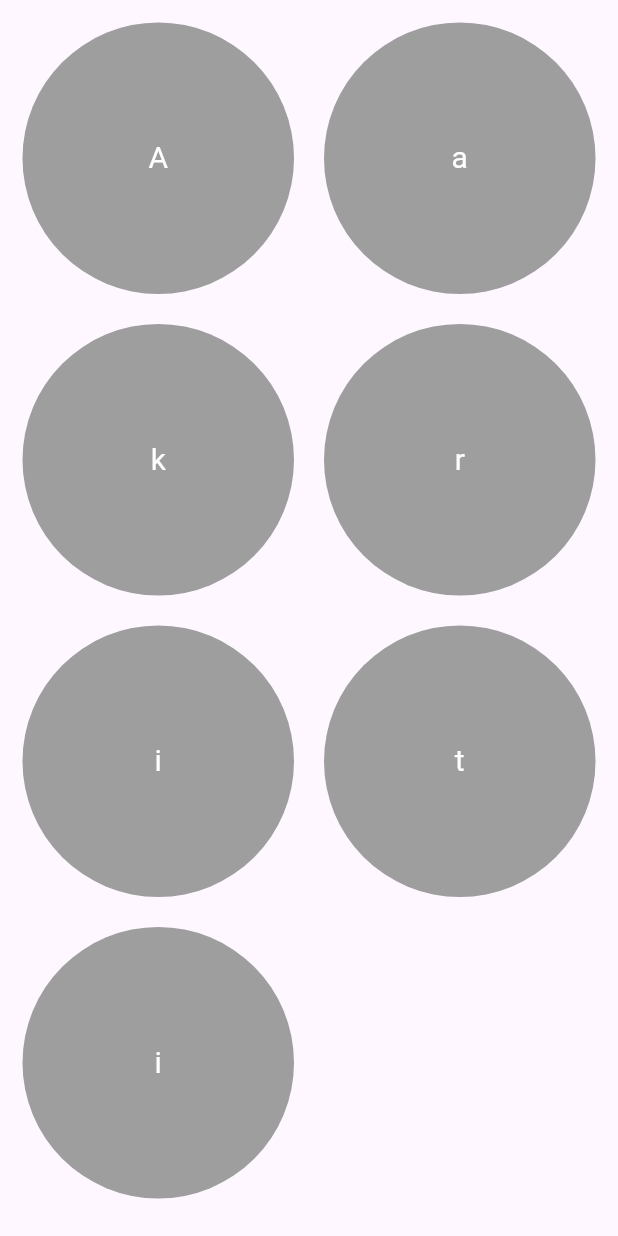
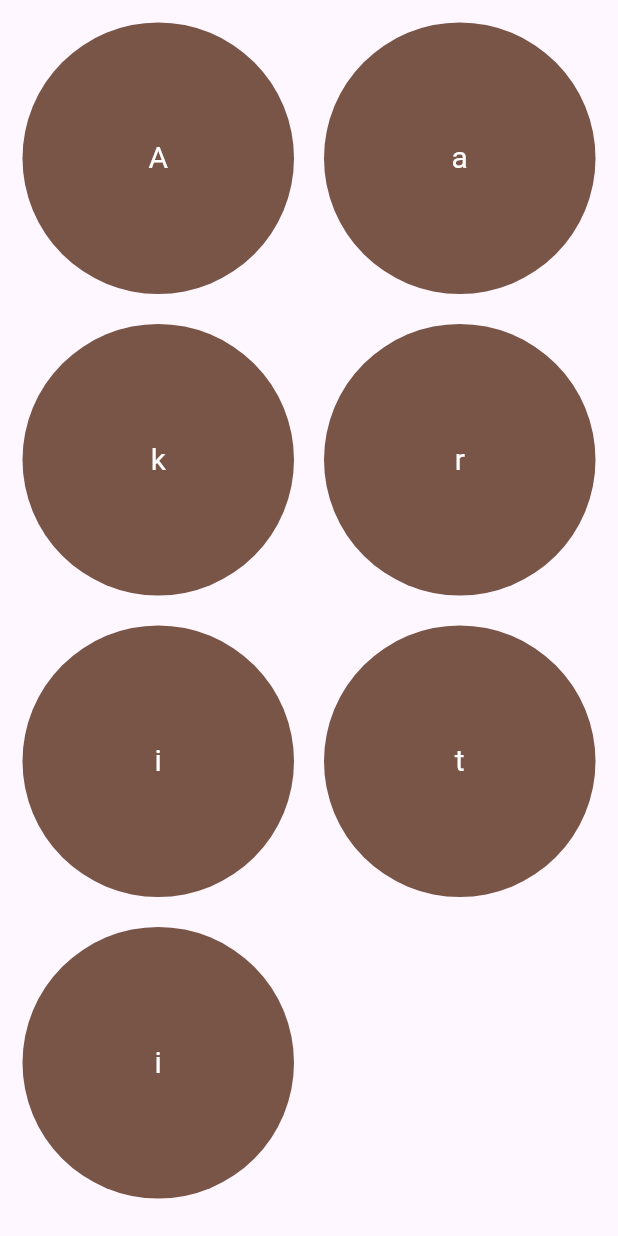
Before and after one commit to AakritiSedhai/Kiran-sir, a Flutter app: the screen it shows after launch, on a phone screen of 412 x 824 dp. Run offline on Flutter 3.47's test engine with Material 3 defaults, Android fonts, the phone set to English and light mode, and no system bars.

Commit message:
second commit

```diff
--- a/class-test/class_test/lib/common/my_button.dart
+++ b/class-test/class_test/lib/common/my_button.dart
@@ -34,7 +34,7 @@ class _MyButtonWidgetState extends State<MyButtonWidget> {
           margin: const EdgeInsets.all(5),
           decoration: BoxDecoration(
             borderRadius: BorderRadius.circular(100),
-            color: isColored ? Colors.blue : Colors.grey,
+            color: isColored ? Colors.yellow : Colors.brown,
           ),
           child: Center(
             child: Text(
--- a/class-test/class_test/lib/screen/splash_screen.dart
+++ b/class-test/class_test/lib/screen/splash_screen.dart
@@ -1,6 +1,4 @@
-
 import 'dart:async';
-
 
 import 'package:class_test/screen/grid_view_screen.dart';
 import 'package:flutter/material.dart';
@@ -22,7 +20,7 @@ class _SplashScreenState extends State<SplashScreen> {
       () => Navigator.pushReplacement(
         context,
         MaterialPageRoute(
-          builder: (context) => GridVIewScreen(),
+          builder: (context) => const GridVIewScreen(),
         ),
       ),
     );
```
